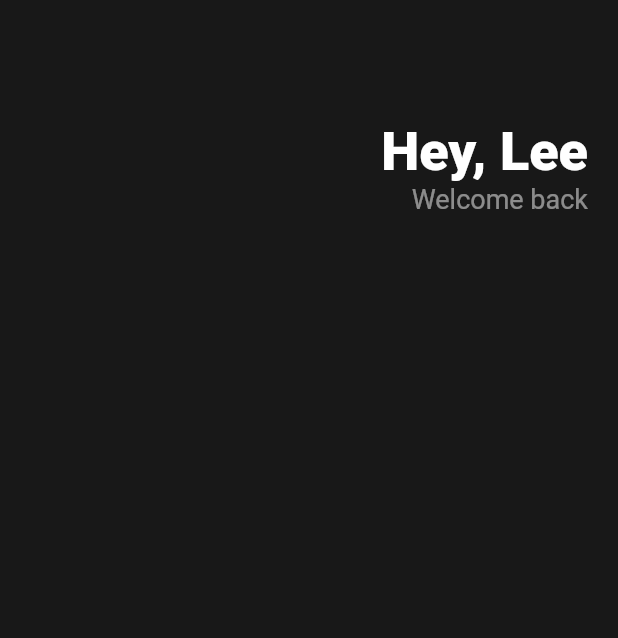
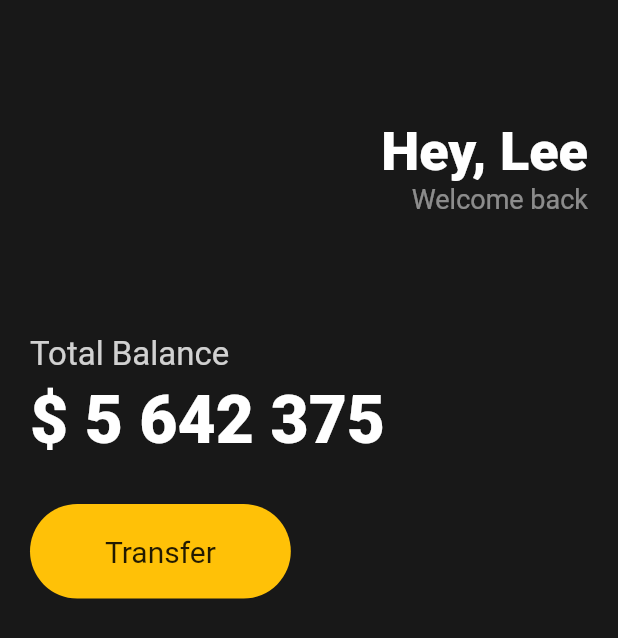
Before and after one commit to ezurno/flutter_ui, a Flutter app: the screen it shows after launch, on a phone screen of 412 x 824 dp. Shown: the top 638 px of the screen. Run offline on Flutter 3.47's test engine with Material 2 defaults, Android fonts, the phone set to English and light mode, and no system bars.

Commit message:
LEARN: Container
1. Container 는 div tag 와 비슷함

2. Container의 style 을 바꿔주려면 decoration 으로 줌

```diff
--- a/lib/main.dart
+++ b/lib/main.dart
@@ -17,6 +17,7 @@
           padding: EdgeInsets.symmetric(
               horizontal: 20), // symetric은 padding의 위치를 따로 지정 가능
           child: Column(
+            crossAxisAlignment: CrossAxisAlignment.start,
             children: [
               SizedBox(
                 height: 80,
@@ -48,6 +49,53 @@
                   ),
                 ],
               ),
+              SizedBox(
+                height: 80,
+              ),
+              Text(
+                "Total Balance",
+                style: TextStyle(
+                  color: Colors.white.withOpacity(0.8),
+                  fontSize: 22,
+                ),
+              ),
+              SizedBox(
+                height: 5,
+              ),
+              Text(
+                "\$ 5 642 375",
+                style: TextStyle(
+                  color: Colors.white,
+                  fontSize: 44,
+                  fontWeight: FontWeight.w800,
+                ),
+              ),
+              SizedBox(
+                height: 30,
+              ),
+              Row(
+                children: [
+                  Container(
+                    // Container 는 div 와 비슷함 style을 줄땐 decoration으로 줌
+                    decoration: BoxDecoration(
+                      borderRadius: BorderRadius.circular(45),
+                      color: Colors.amber,
+                    ),
+                    child: Padding(
+                      padding: EdgeInsets.symmetric(
+                        vertical: 20,
+                        horizontal: 50,
+                      ),
+                      child: Text(
+                        "Transfer",
+                        style: TextStyle(
+                          fontSize: 20,
+                        ),
+                      ),
+                    ),
+                  )
+                ],
+              ),
             ],
           ),
         ),
```
